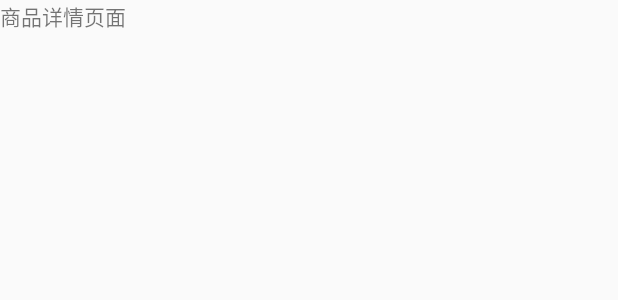
After one commit to AndyJaa/AndyFestEC, an Android app: the layout delegate_goods_detail.xml on its own in the app's theme, with its tools: preview values and no code run, on a phone screen of 412 x 824 dp. The commit adds this screen. Shown: the top 300 px of the screen. Run offline under Robolectric (Android 15) with nearby library versions, the phone set to English and light mode, and no system bars.

Commit message:
首页优化

```diff
--- a/andy-core/src/main/java/com/andy/jaa/andyfec/delegates/LatteDelegate.java
+++ b/andy-core/src/main/java/com/andy/jaa/andyfec/delegates/LatteDelegate.java
@@ -5,4 +5,8 @@ package com.andy.jaa.andyfec.delegates;
  */
 
 public abstract class LatteDelegate extends PermissionCheckerDelegate {
+
+    public <T extends LatteDelegate> T getParentDelegate(){
+        return (T) getParentFragment();
+    }
 }
--- a/andy-ec/src/main/java/com/andy/jaa/ec/main/index/IndexDelegate.java
+++ b/andy-ec/src/main/java/com/andy/jaa/ec/main/index/IndexDelegate.java
@@ -15,6 +15,7 @@ import com.andy.jaa.andyfec.ui.recycler.BaseDecoration;
 import com.andy.jaa.andyfec.ui.refresh.RefreshHandler;
 import com.andy.jaa.ec.R;
 import com.andy.jaa.ec.R2;
+import com.andy.jaa.ec.main.EcBottomDelegate;
 import com.joanzapata.iconify.widget.IconTextView;
 
 import butterknife.BindView;
@@ -51,6 +52,8 @@ public class IndexDelegate extends BottomItemDelegate {
         mRecyclerView.setLayoutManager(manager);
         mRecyclerView.addItemDecoration
                 (BaseDecoration.create(ContextCompat.getColor(getContext(),R.color.app_background),5));
+        final EcBottomDelegate ecBottomDelegate = getParentDelegate();
+        mRecyclerView.addOnItemTouchListener(IndexItemClickListener.create(ecBottomDelegate));
     }
 
     @Override
--- /dev/null
+++ b/andy-ec/src/main/res/layout/delegate_goods_detail.xml
@@ -0,0 +1,11 @@
+<?xml version="1.0" encoding="utf-8"?>
+<LinearLayout xmlns:android="http://schemas.android.com/apk/res/android"
+    android:layout_width="match_parent"
+    android:layout_height="match_parent">
+
+    <TextView
+        android:text="商品详情页面"
+        android:layout_width="match_parent"
+        android:layout_height="wrap_content" />
+
+</LinearLayout>
--- a/andy-ec/src/main/res/layout/delegate_index.xml
+++ b/andy-ec/src/main/res/layout/delegate_index.xml
@@ -2,6 +2,7 @@
 <android.support.design.widget.CoordinatorLayout xmlns:android="http://schemas.android.com/apk/res/android"
     android:layout_width="match_parent"
     android:layout_height="match_parent"
+    xmlns:app="http://schemas.android.com/apk/res-auto"
     android:orientation="vertical">
 
     <android.support.v4.widget.SwipeRefreshLayout
@@ -19,6 +20,7 @@
         android:id="@+id/tb_index"
         android:layout_width="match_parent"
         android:layout_height="80dp"
+        app:layout_behavior="com.andy.jaa.ec.main.index.TranslucentBehavior"
         android:background="@android:color/transparent">
 
         <android.support.v7.widget.LinearLayoutCompat
--- a/festec/src/main/java/com/andy/jaa/festec/activities/AndyActivity.java
+++ b/festec/src/main/java/com/andy/jaa/festec/activities/AndyActivity.java
@@ -18,6 +18,8 @@ import com.andy.jaa.ec.sign.SignInDelegate;
 import com.andy.jaa.ec.sign.SignUpDelegate;
 import com.andy.jaa.festec.fragment_delegate.AndyDelegate;
 
+import qiu.niorgai.StatusBarCompat;
+
 public class AndyActivity extends ProxyActivity implements ISignListener ,ILauncherListener{
 
     @Override
@@ -28,6 +30,7 @@ public class AndyActivity extends ProxyActivity implements ISignListener ,ILaunc
             actionBar.hide();
         }
         Latte.getConfigurator().withActivity(this);
+        StatusBarCompat.translucentStatusBar(this,true);
     }
 
     @Override
```
Also changed, not shown: andy-core/build.gradle (+8 -0 lines), andy-core/src/main/java/com/andy/jaa/andyfec/ui/recycler/RgbValue.java (added, +17 -0 lines), andy-ec/src/main/java/com/andy/jaa/ec/detail/GoodsDetailDelegate.java (added, +38 -0 lines), andy-ec/src/main/java/com/andy/jaa/ec/main/index/IndexItemClickListener.java (added, +47 -0 lines), andy-ec/src/main/java/com/andy/jaa/ec/main/index/TranslucentBehavior.java (added, +58 -0 lines).
